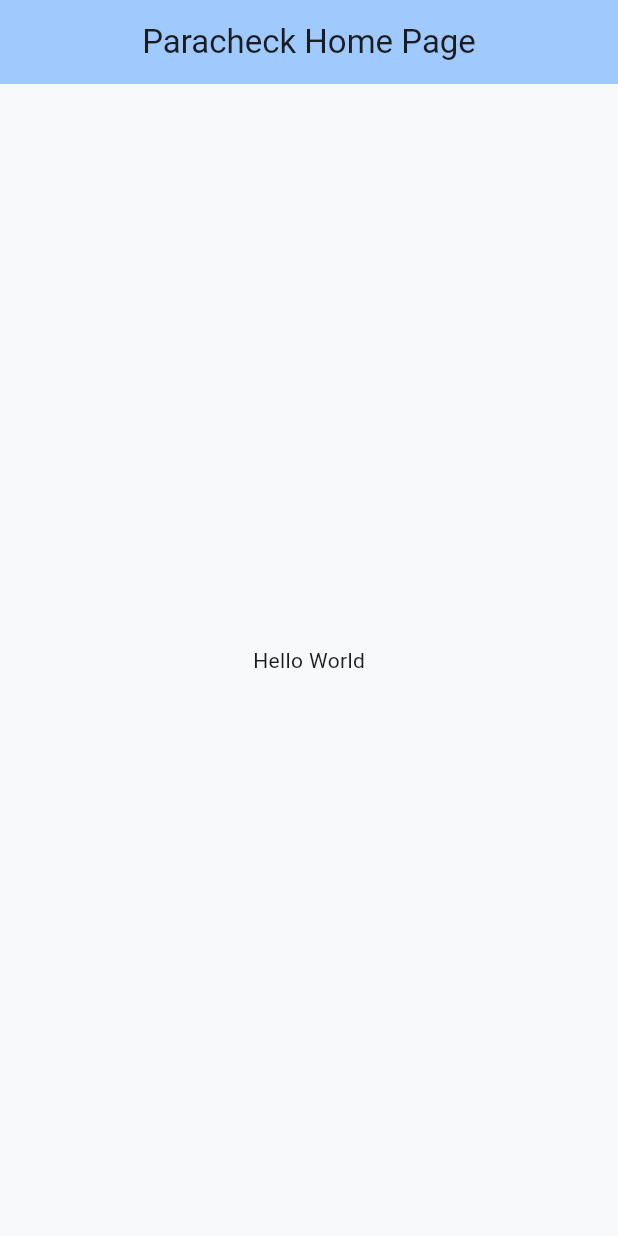
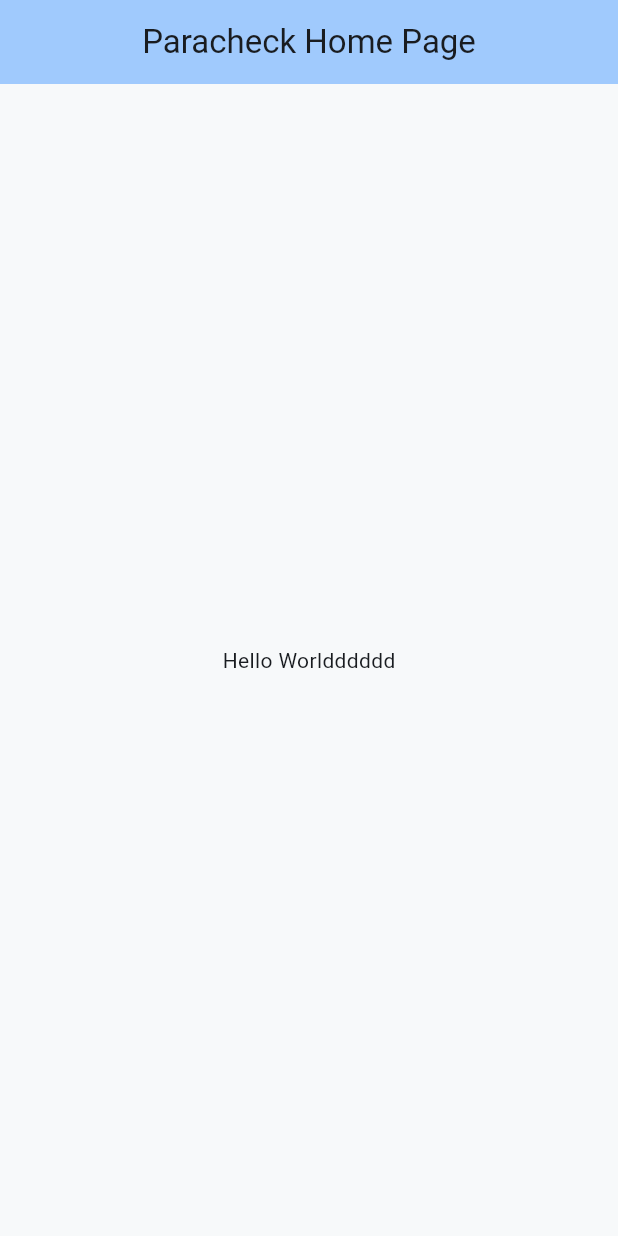
Before and after one commit to Diego-PB/ParaCheck, a Flutter app: the screen it shows after launch, on a phone screen of 412 x 824 dp. Run offline on Flutter 3.47's test engine with Material 3 defaults, Android fonts, the phone set to English and light mode, and no system bars.

Commit message:
CI: test err

```diff
--- a/app/paracheck/lib/main.dart
+++ b/app/paracheck/lib/main.dart
@@ -41,7 +41,7 @@ class _MyHomePageState extends State<MyHomePage> {
       body: Center(
         child: Column(
           mainAxisAlignment: MainAxisAlignment.center,
-          children: <Widget>[const Text('Hello World')],
+          children: <Widget>[const Text('Hello Worldddddd')],
         ),
       ),
     );
```
Also changed, not shown: 1 other file.
